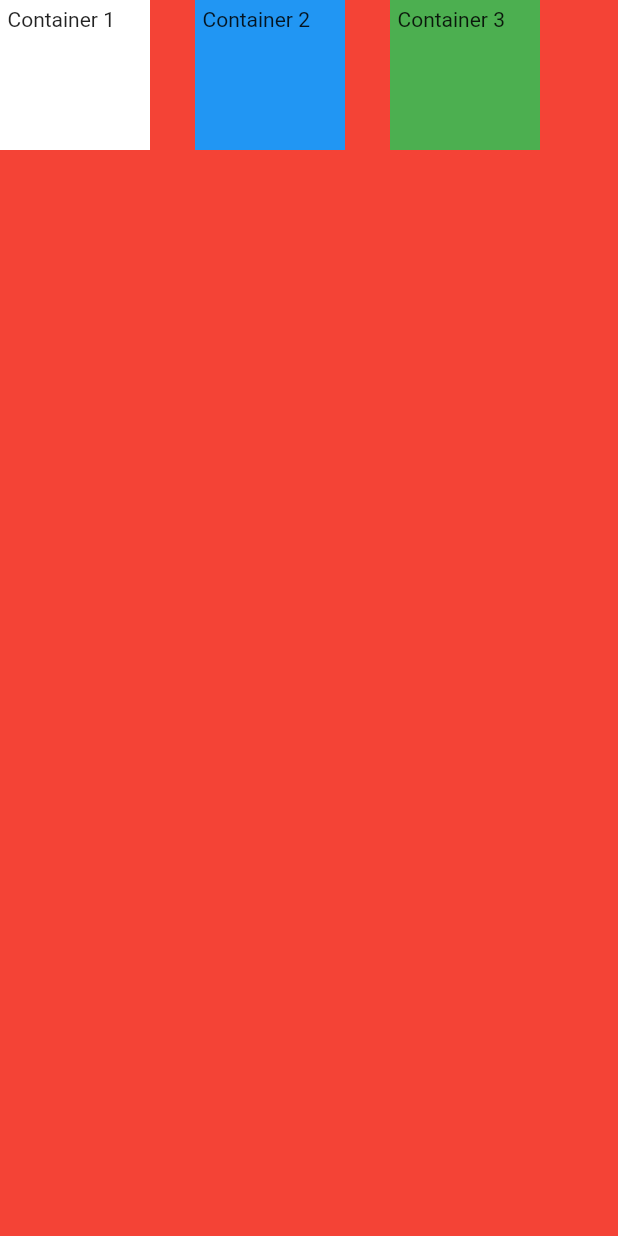
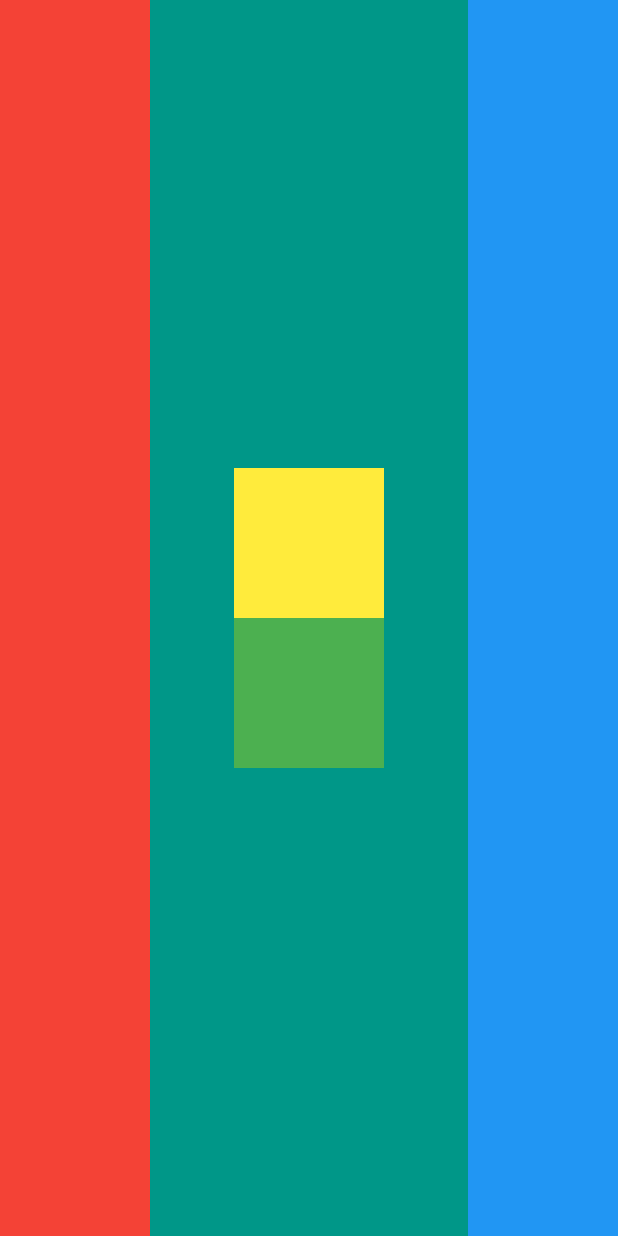
Before and after one commit to ami9901/mi_card_flutter, a Flutter app: the screen it shows after launch, on a phone screen of 412 x 824 dp. Run offline on Flutter 3.47's test engine with Material 2 defaults, Android fonts, the phone set to English and light mode, and no system bars.

Commit message:
Row column layout

```diff
--- a/lib/main.dart
+++ b/lib/main.dart
@@ -9,44 +9,54 @@ class MyApp extends StatelessWidget {
   Widget build(BuildContext context) {
     return MaterialApp(
       home: Scaffold(
-        backgroundColor: Colors.red,
+        backgroundColor: Colors.teal,
         //Safe area takes up the space which is visible , ignoring the phone notch, etc
         body: SafeArea(
           child: Row(
             //mainAxisSize: MainAxisSize.min, //setting the size that the column should take up to minimum, by default it is maximum
             //verticalDirection: VerticalDirection.up, // Direction in which the children would lay out on the vertical axis, up is towards upwards , by default it is downwards
-            //mainAxisAlignment: MainAxisAlignment.spaceEvenly, //align the column axis from center, space children evenly,etc.
-            //crossAxisAlignment: CrossAxisAlignment.stretch, // for a column cross alignment is horizontal axis and vice versa for a row
+            mainAxisAlignment: MainAxisAlignment
+                .spaceBetween, //align the column axis from center, space children evenly,etc.
+            crossAxisAlignment: CrossAxisAlignment
+                .stretch, // for a column cross alignment is horizontal axis and vice versa for a row
             children: <Widget>[
               Container(
-                  //Container with no children try to be as big as possible
-                  width: 100.0,
-                  height: 100.0,
-                  color: Colors.white,
-                  //margin: EdgeInsets.all(20.0),
-                  padding: EdgeInsets.all(5.0),
-                  //Containers with children, size themselves to their children
-                  child: Text("Container 1")),
-              SizedBox(width: 30.0,), // specify width for spacing containers in row and height for column containers
+                //Container with no children try to be as big as possible
+                width: 100.0,
+                height: 100.0,
+                color: Colors.red,
+              ),
+              // specify width for spacing containers in row and height for column containers
               Container(
-                  //Container with no children try to be as big as possible
-                  width: 100.0,
-                  height: 100.0,
-                  color: Colors.blue,
-                  //margin: EdgeInsets.all(20.0),
-                  padding: EdgeInsets.all(5.0),
-                  //Containers with children, size themselves to their children
-                  child: Text("Container 2")),
-              SizedBox(width: 30.0,), // specify width for spacing containers in row and height for column containers
+                  child: Column(
+                mainAxisAlignment: MainAxisAlignment.center,
+                children: <Widget>[
+                  Container(
+                    width: 100.0,
+                    height: 100.0,
+                    color: Colors.yellow,
+                  ),
+                  Container(
+                    width: 100.0,
+                    height: 100.0,
+                    color: Colors.green,
+                  ),
+                ],
+              )),
+
               Container(
-                  //Container with no children try to be as big as possible
-                  width: 100.0,
-                  height: 100.0,
-                  color: Colors.green,
-                  //margin: EdgeInsets.all(20.0),
-                  padding: EdgeInsets.all(5.0),
-                  //Containers with children, size themselves to their children
-                  child: Text("Container 3"))
+                child: Row(
+                  mainAxisAlignment: MainAxisAlignment.end,
+                  crossAxisAlignment: CrossAxisAlignment.stretch,
+                  children: <Widget>[
+                    Container(
+                      width: 100.0,
+                      height: 100.0,
+                      color: Colors.blue,
+                    )
+                  ],
+                ),
+              )
             ],
           ),
         ),
```
